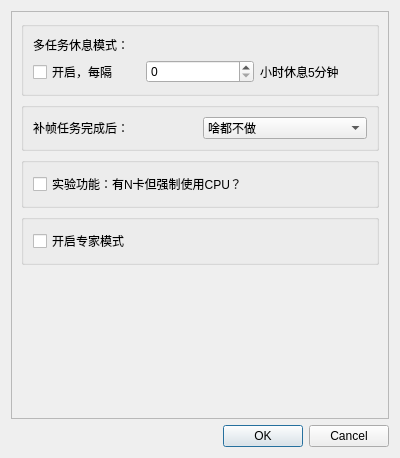
Old version of the form Utils/SVFI_preference.ui in the repository 100wman/RIFE_GUI.
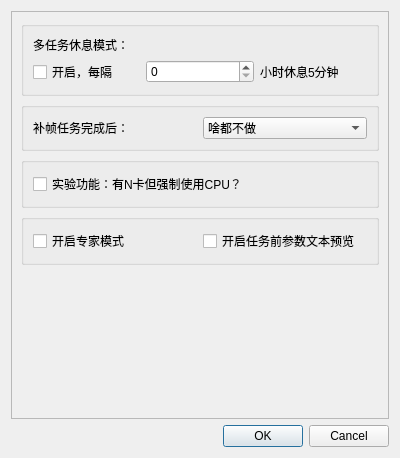
New version of the form. Custom widgets are drawn as their Qt base class.

Commit message: SVFI 3.4.0.alpha structural commit 1. 修复边超分边补帧无效的问题 2. 优化文件名输出 3. 优化双向光流 4. 优化内存管理 5. 添加TTA模式 开发者须知： 1. 参数组织结构性变动（参数独立成类，不用之前的字典） 2. PyQt界面开发手册确定（RIFE GUI BACKEND的构造函数注释）

Diff of the .ui file:
```diff
--- a/Utils/SVFI_preference.ui
+++ b/Utils/SVFI_preference.ui
@@ -159,6 +159,16 @@
                                                         </property>
                                                     </widget>
                                                 </item>
+            <item>
+             <widget class="QCheckBox" name="PreviewArgsModeChecker">
+              <property name="text">
+               <string>开启任务前参数文本预览</string>
+              </property>
+              <property name="checked">
+               <bool>false</bool>
+              </property>
+             </widget>
+            </item>
                                             </layout>
                                         </item>
                                     </layout>
```
Lines whose indentation alone changed are shown as unchanged. The commit also changes 16 other files.
